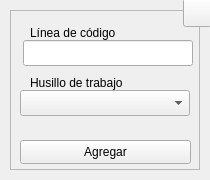
This is interfaces/ui_files/free.ui in Raw0201/GCode2 as Qt 5 draws it before an edit. The edited form follows.
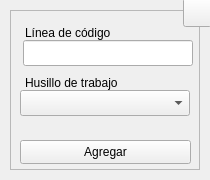
This is the edited form. Icons and pictures are not drawn.

Patch:
```diff
--- a/interfaces/ui_files/free.ui
+++ b/interfaces/ui_files/free.ui
@@ -2222,7 +2222,7 @@
      </property>
      <property name="geometry">
       <rect>
-       <x>20</x>
+       <x>15</x>
        <y>10</y>
        <width>95</width>
        <height>26</height>
@@ -2241,9 +2241,9 @@
      </property>
      <property name="geometry">
       <rect>
-       <x>20</x>
+       <x>15</x>
        <y>60</y>
-       <width>111</width>
+       <width>103</width>
        <height>26</height>
       </rect>
      </property>
```
